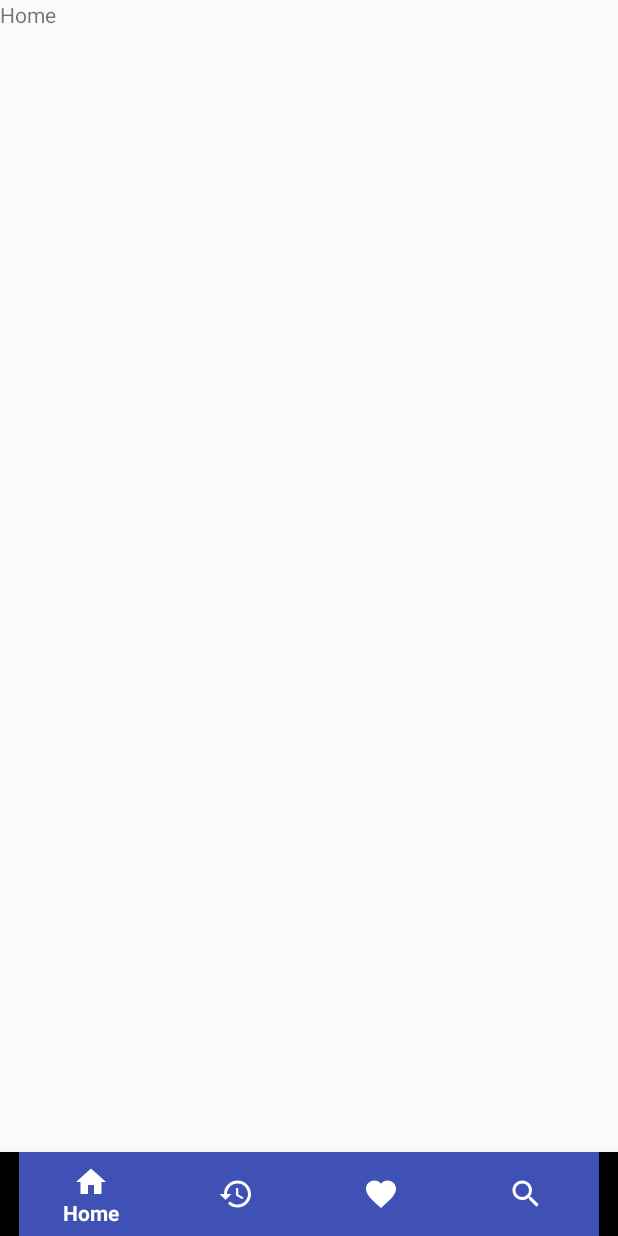
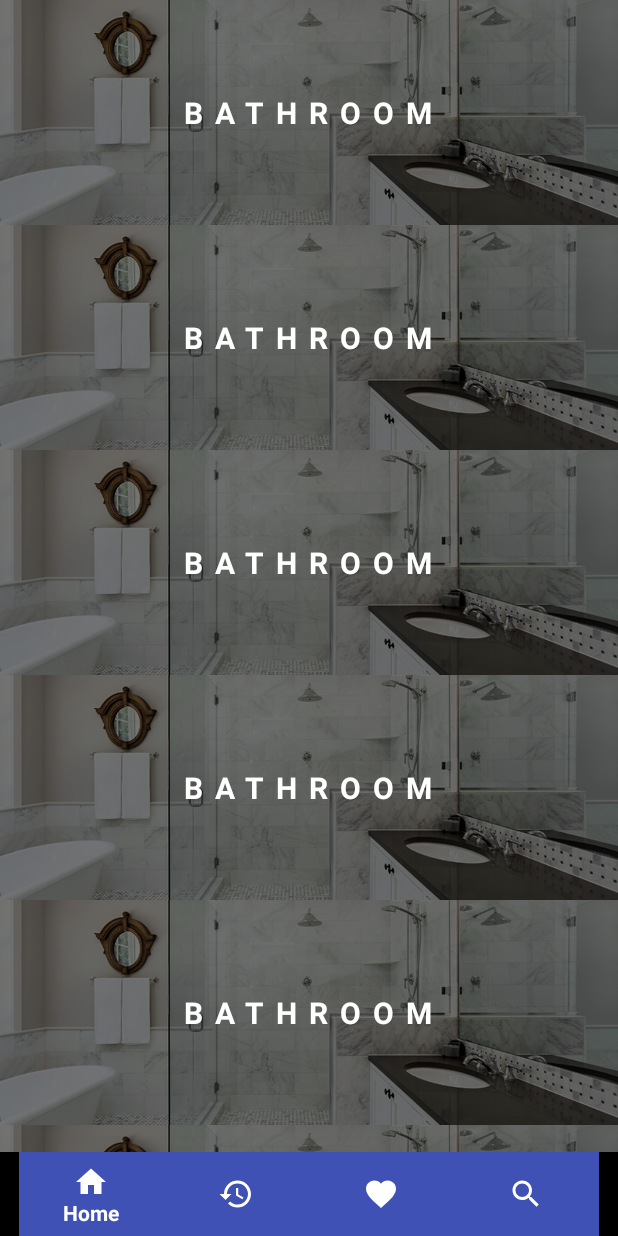
Before and after one commit to aungmyooo2k17/MasnoonDua, an Android app: the screen it shows after launch (MainActivity), on a phone screen of 412 x 824 dp. Run offline under Robolectric (Android 15) with nearby library versions, the phone set to English and light mode, and no system bars; our stand-ins replace ButterKnife.

Commit message:
Hoem RecyclerView added

```diff
--- a/app/src/main/java/com/mmucsy/masnoondua/MasnoonDuaApp.java
+++ b/app/src/main/java/com/mmucsy/masnoondua/MasnoonDuaApp.java
@@ -7,6 +7,7 @@ import android.app.Application;
  */
 
 public class MasnoonDuaApp extends Application {
+    public static final String TAG = "MasnoonDua";
     @Override
     public void onCreate() {
         super.onCreate();
--- /dev/null
+++ b/app/src/main/java/com/mmucsy/masnoondua/adapters/DuaCategoryAdapter.java
@@ -0,0 +1,45 @@
+package com.mmucsy.masnoondua.adapters;
+
+import android.content.Context;
+import android.support.v7.widget.RecyclerView;
+import android.view.LayoutInflater;
+import android.view.View;
+import android.view.ViewGroup;
+
+import com.mmucsy.masnoondua.R;
+import com.mmucsy.masnoondua.delegates.DuaCategoryItemDelegate;
+import com.mmucsy.masnoondua.viewHolders.DuaCategoryViewHolder;
+
+/**
+ * Created by aungmyooo on 2/14/18.
+ */
+
+public class DuaCategoryAdapter extends RecyclerView.Adapter<DuaCategoryViewHolder>{
+
+    private LayoutInflater mLayoutInflator;
+    private DuaCategoryItemDelegate duaCategoryItemDelegate;
+
+    public DuaCategoryAdapter(Context context, DuaCategoryItemDelegate duaCategoryItemDelegate) {
+        mLayoutInflator = LayoutInflater.from(context);
+        this.duaCategoryItemDelegate = duaCategoryItemDelegate;
+    }
+
+    @Override
+    public DuaCategoryViewHolder onCreateViewHolder(ViewGroup parent, int viewType) {
+        View v = mLayoutInflator.inflate(R.layout.view_item_dua_category, parent, false);
+
+
+
+        return new DuaCategoryViewHolder(v, duaCategoryItemDelegate);
+    }
+
+    @Override
+    public void onBindViewHolder(DuaCategoryViewHolder holder, int position) {
+
+    }
+
+    @Override
+    public int getItemCount() {
+        return 8;
+    }
+}
--- /dev/null
+++ b/app/src/main/java/com/mmucsy/masnoondua/delegates/DuaCategoryItemDelegate.java
@@ -0,0 +1,9 @@
+package com.mmucsy.masnoondua.delegates;
+
+/**
+ * Created by aungmyooo on 2/14/18.
+ */
+
+public interface DuaCategoryItemDelegate {
+    void onTapDuaCategory();
+}
--- a/app/src/main/java/com/mmucsy/masnoondua/fragments/HomeFragment.java
+++ b/app/src/main/java/com/mmucsy/masnoondua/fragments/HomeFragment.java
@@ -3,16 +3,27 @@ package com.mmucsy.masnoondua.fragments;
 
 import android.os.Bundle;
 import android.support.v4.app.Fragment;
+import android.support.v7.widget.LinearLayoutManager;
+import android.support.v7.widget.RecyclerView;
 import android.view.LayoutInflater;
 import android.view.View;
 import android.view.ViewGroup;
 
 import com.mmucsy.masnoondua.R;
+import com.mmucsy.masnoondua.adapters.DuaCategoryAdapter;
+import com.mmucsy.masnoondua.delegates.DuaCategoryItemDelegate;
+
+import butterknife.BindView;
+import butterknife.ButterKnife;
 
 /**
  * A simple {@link Fragment} subclass.
  */
-public class HomeFragment extends Fragment {
+public class HomeFragment extends Fragment implements DuaCategoryItemDelegate{
+
+    @BindView(R.id.rv_category)RecyclerView recyclerViewCategory;
+
+    private DuaCategoryAdapter duaCategoryAdapter;
 
 
     public HomeFragment() {
@@ -23,8 +34,19 @@ public class HomeFragment extends Fragment {
     @Override
     public View onCreateView(LayoutInflater inflater, ViewGroup container,
                              Bundle savedInstanceState) {
-        // Inflate the layout for this fragment
-        return inflater.inflate(R.layout.fragment_home, container, false);
+        View v = inflater.inflate(R.layout.fragment_home, container, false);
+        ButterKnife.bind(this, v);
+
+        duaCategoryAdapter = new DuaCategoryAdapter(getContext(), this);
+        recyclerViewCategory.setLayoutManager(new LinearLayoutManager(getContext(), LinearLayoutManager.VERTICAL, false));
+        recyclerViewCategory.setAdapter(duaCategoryAdapter);
+
+
+        return v;
     }
 
+    @Override
+    public void onTapDuaCategory() {
+
+    }
 }
--- /dev/null
+++ b/app/src/main/java/com/mmucsy/masnoondua/viewHolders/DuaCategoryViewHolder.java
@@ -0,0 +1,29 @@
+package com.mmucsy.masnoondua.viewHolders;
+
+import android.content.Intent;
+import android.support.v7.widget.RecyclerView;
+import android.util.Log;
+import android.view.View;
+
+import com.mmucsy.masnoondua.MasnoonDuaApp;
+import com.mmucsy.masnoondua.delegates.DuaCategoryItemDelegate;
+
+/**
+ * Created by aungmyooo on 2/14/18.
+ */
+
+public class DuaCategoryViewHolder extends RecyclerView.ViewHolder implements View.OnClickListener {
+
+    private DuaCategoryItemDelegate duaCategoryItemDelegate;
+
+    public DuaCategoryViewHolder(View itemView, DuaCategoryItemDelegate duaCategoryItemDelegate) {
+        super(itemView);
+        this.duaCategoryItemDelegate = duaCategoryItemDelegate;
+        itemView.setOnClickListener(this);
+    }
+
+    @Override
+    public void onClick(View v) {
+        Log.d(MasnoonDuaApp.TAG, "onClick: ");
+    }
+}
--- a/app/src/main/res/layout/activity_main.xml
+++ b/app/src/main/res/layout/activity_main.xml
@@ -13,6 +13,7 @@
         android:id="@+id/main_frame_container"
         android:layout_width="match_parent"
         android:layout_height="match_parent"
+        android:layout_above="@id/bottom_navigation"
         app:layout_behavior="@string/appbar_scrolling_view_behavior" />
 
 
@@ -23,6 +24,7 @@
         android:layout_width="match_parent"
         android:layout_height="wrap_content"
         android:layout_alignParentBottom="true"
+        app:elevation="40dp"
         app:itemBackground="@color/colorPrimary"
         app:itemIconTint="@android:color/white"
         app:itemTextColor="@android:color/white"
--- a/app/src/main/res/layout/fragment_home.xml
+++ b/app/src/main/res/layout/fragment_home.xml
@@ -5,9 +5,9 @@
     tools:context="com.mmucsy.masnoondua.fragments.HomeFragment">
 
     <!-- TODO: Update blank fragment layout -->
-    <TextView
+    <android.support.v7.widget.RecyclerView
+        android:id="@+id/rv_category"
         android:layout_width="match_parent"
-        android:layout_height="match_parent"
-        android:text="@string/text_home" />
+        android:layout_height="match_parent" />
 
 </FrameLayout>
--- /dev/null
+++ b/app/src/main/res/layout/view_item_dua_category.xml
@@ -0,0 +1,29 @@
+<?xml version="1.0" encoding="utf-8"?>
+<RelativeLayout
+    xmlns:android="http://schemas.android.com/apk/res/android"
+    android:layout_width="match_parent"
+    android:layout_height="150dp">
+
+    <ImageView
+        android:layout_width="match_parent"
+        android:layout_height="wrap_content"
+        android:src="@drawable/bathroom"
+        android:scaleType="centerCrop"/>
+
+    <TextView
+        android:layout_width="match_parent"
+        android:layout_height="150dp"
+        android:background="@color/light_dark"/>
+
+    <TextView
+        android:layout_width="wrap_content"
+        android:layout_height="wrap_content"
+        android:text="Bathroom"
+        android:layout_centerInParent="true"
+        android:textColor="@color/white"
+        android:letterSpacing="0.4"
+        android:textAllCaps="true"
+        android:textStyle="bold"
+        android:textSize="@dimen/text_regular_3x" />
+
+</RelativeLayout>
--- a/app/src/main/res/values/colors.xml
+++ b/app/src/main/res/values/colors.xml
@@ -3,4 +3,7 @@
     <color name="colorPrimary">#3F51B5</color>
     <color name="colorPrimaryDark">#303F9F</color>
     <color name="colorAccent">#FF4081</color>
+
+    <color name="light_dark">#89000000</color>
+    <color name="white">#ffffff</color>
 </resources>
```
Also changed, not shown: app/src/main/res/values/dimens.xml (added, +34 -0 lines), app/src/main/res/drawable/bathroom.png (added).
